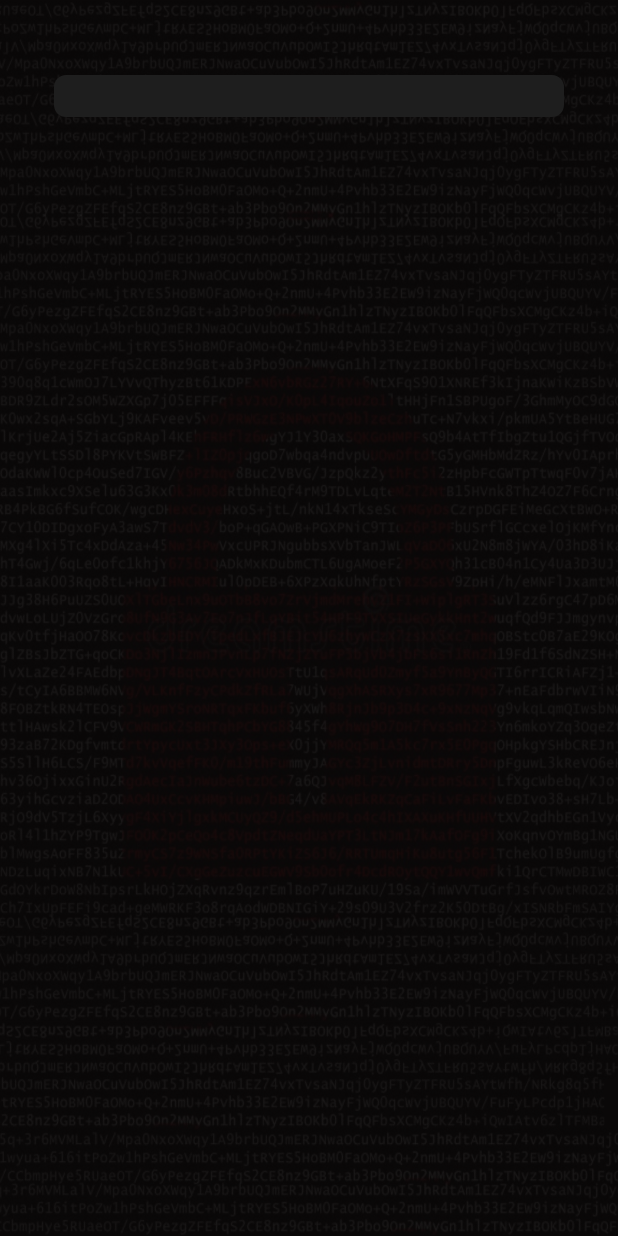
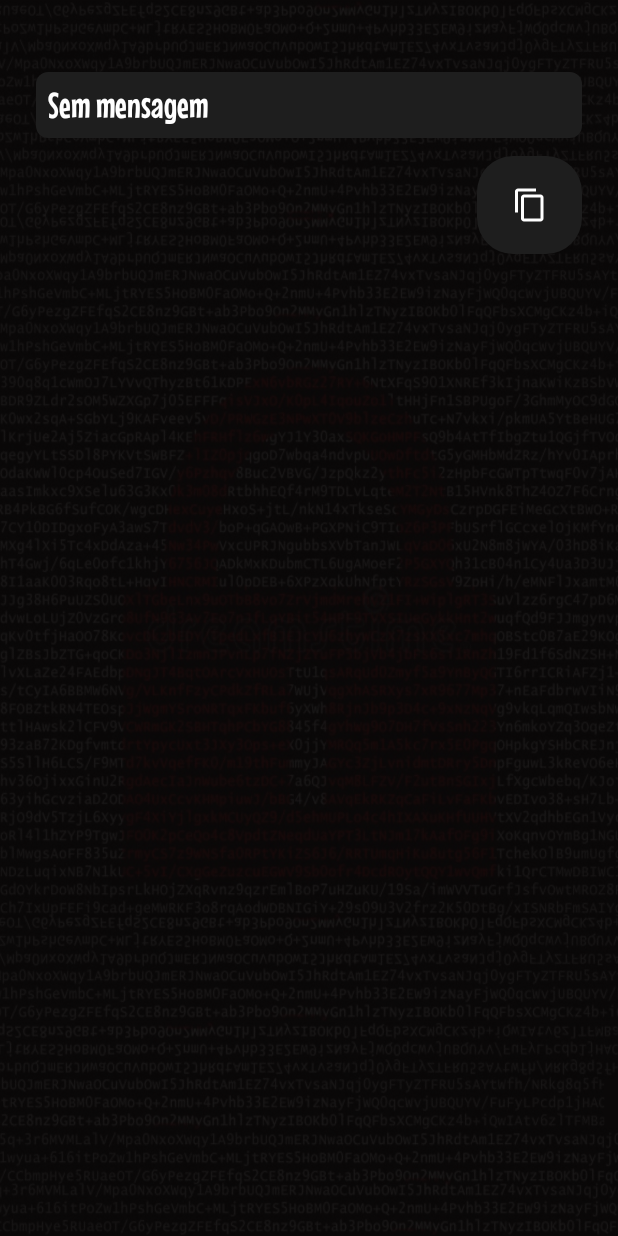
Before and after one commit to lucasferreira09/Cifra-de-Cesar-Mobile, an Android app: the layout text_cifrado.xml on its own in the app's theme, with its tools: preview values and no code run, on a phone screen of 412 x 824 dp. Run offline under Robolectric (Android 15) with nearby library versions, the phone set to English and light mode, and no system bars.

Commit message:
Update:
ViewBinding
Implementação de ClipToBoard

```diff
--- a/app/build.gradle.kts
+++ b/app/build.gradle.kts
@@ -26,6 +26,9 @@ android {
         sourceCompatibility = JavaVersion.VERSION_1_8
         targetCompatibility = JavaVersion.VERSION_1_8
     }
+    buildFeatures {
+        viewBinding = true
+    }
 }
 
 dependencies {
--- a/app/src/main/res/layout/text_cifrado.xml
+++ b/app/src/main/res/layout/text_cifrado.xml
@@ -1,20 +1,41 @@
 <?xml version="1.0" encoding="utf-8"?>
-<ScrollView xmlns:app="http://schemas.android.com/apk/res-auto"
-    xmlns:android="http://schemas.android.com/apk/res/android"
+<ScrollView xmlns:android="http://schemas.android.com/apk/res/android"
     android:layout_width="match_parent"
-    android:background="@drawable/cifrando_background"
-    android:layout_height="wrap_content">
+    android:layout_height="wrap_content"
+    android:background="@drawable/cifrando_background">
 
-    <TextView
-        android:id="@+id/textResult"
+    <LinearLayout
         android:layout_width="match_parent"
         android:layout_height="wrap_content"
-        android:fontFamily="@font/mouse_memoirs"
-        android:textColor="@color/white"
-        android:textSize="24dp"
-        android:background="@drawable/style_text"
-        android:gravity="start"
-        android:layout_marginTop="50dp"
-        android:layout_marginStart="36dp"
-        android:layout_marginEnd="36dp"/>
+        android:orientation="vertical">
+
+        <TextView
+            android:id="@+id/textResult"
+            android:layout_width="match_parent"
+            android:layout_height="wrap_content"
+            android:layout_marginTop="48dp"
+            android:layout_marginStart="24dp"
+            android:layout_marginEnd="24dp"
+            android:padding="8dp"
+            android:background="@drawable/style_text"
+            android:fontFamily="@font/mouse_memoirs"
+            android:gravity="start"
+            android:textColor="@color/white"
+            android:textSize="24dp"
+            android:hint="Sem mensagem"
+            android:textColorHint="@color/white"
+            android:layout_gravity="top" />
+
+        <ImageButton
+            android:id="@+id/buttonCopy"
+            android:layout_width="70dp"
+            android:layout_height="65dp"
+            android:layout_gravity="end"
+            android:layout_marginTop="12dp"
+            android:layout_marginEnd="24dp"
+            android:background="@drawable/style_edit_chave"
+            android:src="?attr/actionModeCopyDrawable"></ImageButton>
+
+    </LinearLayout>
+
 </ScrollView>
--- a/app/src/main/res/values/strings.xml
+++ b/app/src/main/res/values/strings.xml
@@ -2,4 +2,9 @@
     <string name="app_name">Cifra de César</string>
     <string name="text_Original">"Texto Original"</string>
     <string name="edit_chave">"Chave: 1-26"</string>
+
+    <string name="inserir_msg">"  Insira a mensagem"</string>
+    <string name="botao_msg">"Mensagen"</string>
+
+
 </resources>
```
Also changed, not shown: app/src/main/java/com/example/cifra_de_cesar/MainActivity.java (+36 -18 lines), app/src/main/res/layout/activity_main.xml (+6 -8 lines), app/src/main/res/layout/cifre_aqui.xml (+5 -3 lines).
